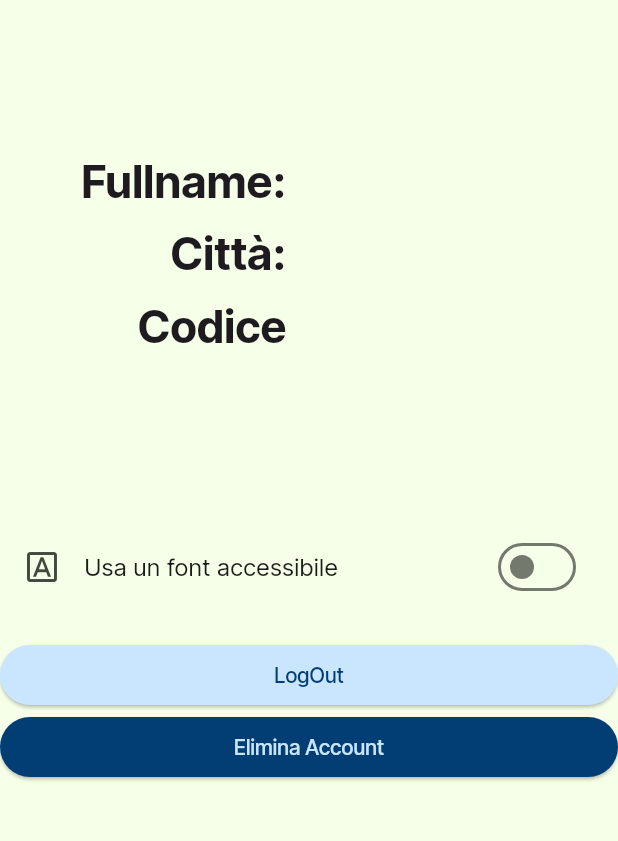
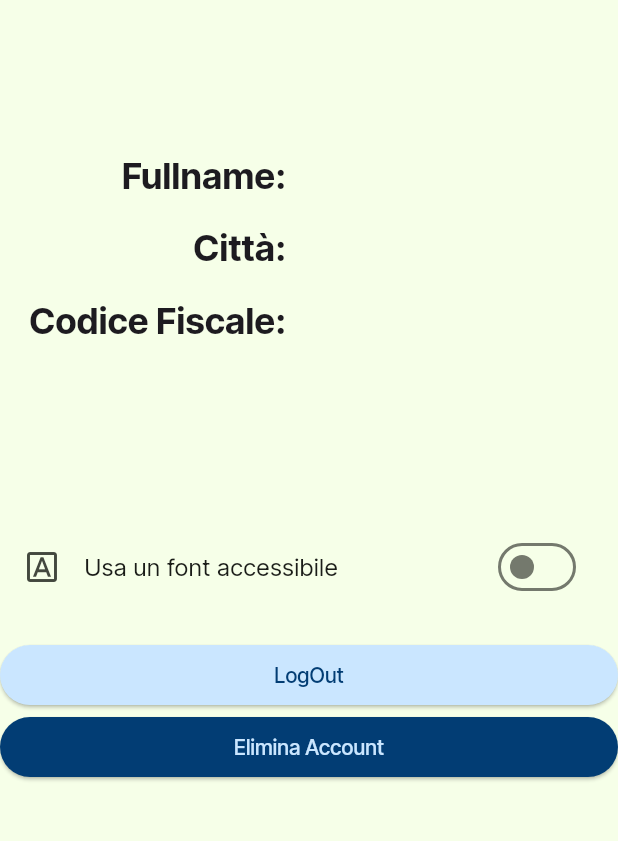
Before and after one commit to FLopriore/pharmate, a Flutter app: the ProfilePage screen opened directly, on a phone screen of 412 x 824 dp, the part 108-949 px from its top. Run offline on Flutter 3.47's test engine with Material 3 defaults, Android fonts, the phone set to English and light mode, and no system bars; our stand-ins replace firebase_core, firebase_messaging, flutter_secure_storage, google_fonts, shared_preferences; accounts and stored records are empty; network calls fail.

Commit message:
Fix cut text

```diff
--- a/lib/widgets/profile_text.dart
+++ b/lib/widgets/profile_text.dart
@@ -9,7 +9,7 @@ class ProfileText extends StatelessWidget {
   Widget build(BuildContext context) {
     return Text(
       title,
-      style: const TextStyle(fontWeight: FontWeight.bold, fontSize: 30),
+      style: const TextStyle(fontWeight: FontWeight.bold, fontSize: 24),
       textAlign: textAlign,
     );
   }
```
